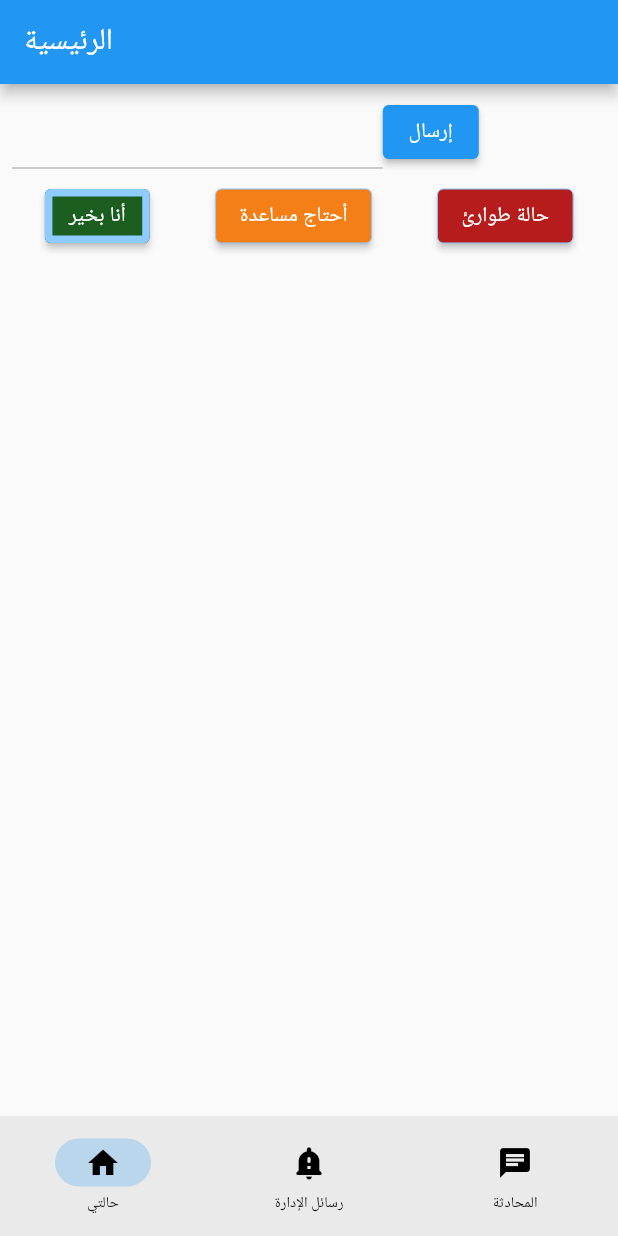
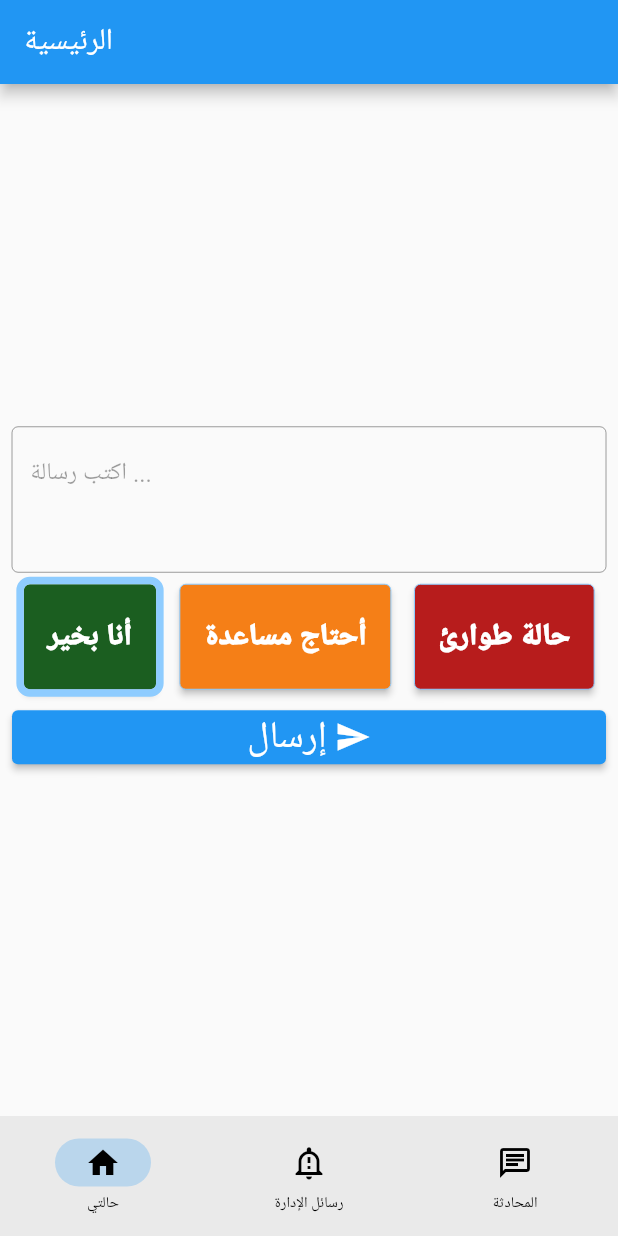
Before and after one commit to aaref-sh/wh, a Flutter app: the NavigationExample screen opened directly, on a phone screen of 412 x 824 dp. Run offline on Flutter 3.47's test engine with Material 2 defaults, Android fonts, the phone set to English and light mode, and no system bars; our stand-ins replace awesome_notifications, fluttertoast, latlong2, location, shared_preferences, sqflite and 1 more; missing offline and left inert: platform_device_id_v3, signalr_netcore, workmanager; accounts and stored records are empty.

Commit message:
finish stuff

```diff
--- a/lib/globals/resources.dart
+++ b/lib/globals/resources.dart
@@ -30,3 +30,5 @@ var resManagementMessages = 'رسائل الإدارة';
 var resChat = 'المحادثة';
 
 var resHome = 'الرئيسية';
+var resNoLocationProvided = 'لا يتوفر موقع';
+var resLicatingFailed = 'فشل تحديد الموقع';
--- a/lib/globals/variables.dart
+++ b/lib/globals/variables.dart
@@ -1,6 +1,6 @@
 import 'package:wh/all.dart';
 
-const String host = '10.0.2.2';
+const String host = '192.168.1.111';
 const String port = ':5000';
 const String hub = 'MessageHub';
 const String protocol = 'http';
--- a/lib/models/all.dart
+++ b/lib/models/all.dart
@@ -3,3 +3,4 @@ export './login_response.dart';
 export './geo_location.dart';
 export 'message.dart';
 export 'mobile_message.dart';
+export 'admin_message.dart';
--- a/lib/models/geo_location.dart
+++ b/lib/models/geo_location.dart
@@ -1,9 +1,13 @@
 class GeoLocation {
-  String latitude;
-  String longitude;
+  String? latitude;
+  String? longitude;
 
   GeoLocation(this.latitude, this.longitude);
 
   Map<String, dynamic> toJson() =>
       {'Latitude': latitude, 'Longitude': longitude};
+
+  static GeoLocation fromMap(Map<String, dynamic> m) {
+    return GeoLocation(m['latitude'], m['longitude']);
+  }
 }
--- a/lib/screens/home.dart
+++ b/lib/screens/home.dart
@@ -1,3 +1,5 @@
+import 'package:wh/screens/management_messages.dart';
+
 import '../all.dart';
 
 class HomePage extends StatelessWidget {
@@ -37,19 +39,20 @@ class _NavigationExampleState extends State<NavigationExample> {
             label: resMyStatus,
           ),
           NavigationDestination(
-            icon: Icon(Icons.notification_important_rounded),
+            icon: Icon(Icons.notification_important_outlined),
+            selectedIcon: Icon(Icons.notification_important_rounded),
             label: resManagementMessages,
           ),
           NavigationDestination(
-            selectedIcon: Icon(Icons.school),
-            icon: Icon(Icons.chat),
+            selectedIcon: Icon(Icons.chat),
+            icon: Icon(Icons.chat_outlined),
             label: resChat,
           ),
         ],
       ),
       body: <Widget>[
         const MyStatus(),
-        mapViewer(context),
+        const ManagementMessages(),
         const ChatScreen(),
       ][pageIndex],
     );
--- a/lib/screens/login.dart
+++ b/lib/screens/login.dart
@@ -91,7 +91,10 @@ class _LoginState extends State<Login> {
   void navigateToHome(context) {
     WidgetsBinding.instance.addPostFrameCallback((_) {
       Navigator.pushReplacement(
-          context, MaterialPageRoute(builder: (_) => const HomePage()));
+          context,
+          MaterialPageRoute(
+              builder: (_) => const Directionality(
+                  textDirection: TextDirection.rtl, child: HomePage())));
     });
   }
 }
--- a/lib/screens/my_status.dart
+++ b/lib/screens/my_status.dart
@@ -21,20 +21,22 @@ class _MyStatusState extends State<MyStatus> {
           padding: EdgeInsets.all(8),
           child: Column(
             children: [
+              Expanded(child: Container()),
               Row(
                 children: [
-                  SizedBox(
-                      width: MediaQuery.of(context).size.width * 0.6,
-                      child: TextField(
-                        enabled: state != States.ok,
-                        readOnly: state == States.ok,
-                        controller: tfcomment,
-                      )),
-                  ElevatedButton(
-                    child: Text(resSend),
-                    onPressed: () {
-                      sendStatus();
-                    },
+                  Expanded(
+                    child: TextField(
+                      decoration: InputDecoration(
+                        hintText: resTypeMessage,
+                        border: const OutlineInputBorder(),
+                      ),
+                      keyboardType: TextInputType.multiline,
+                      minLines: 3,
+                      maxLines: 6,
+                      enabled: state != States.ok,
+                      readOnly: state == States.ok,
+                      controller: tfcomment,
+                    ),
                   ),
                 ],
               ),
@@ -45,11 +47,15 @@ class _MyStatusState extends State<MyStatus> {
                   children: [
                     ElevatedButton(
                       style: ElevatedButton.styleFrom(
+                          minimumSize: Size(20, 70),
                           side: BorderSide(
+                              strokeAlign: BorderSide.strokeAlignOutside,
                               width: state == States.ok ? 5 : 0,
                               color: Color.fromARGB(255, 142, 204, 255)),
                           backgroundColor: Colors.green[900]),
-                      child: Text(resImOK),
+                      child: Text(resImOK,
+                          style: const TextStyle(
+                              fontSize: 20, fontWeight: FontWeight.w900)),
                       onPressed: () {
                         setState(() {
                           state = States.ok;
@@ -59,12 +65,16 @@ class _MyStatusState extends State<MyStatus> {
                     ),
                     ElevatedButton(
                       style: ElevatedButton.styleFrom(
+                        minimumSize: Size(20, 70),
                         side: BorderSide(
+                            strokeAlign: BorderSide.strokeAlignOutside,
                             width: state == States.needHelp ? 5 : 0,
                             color: Color.fromARGB(255, 142, 204, 255)),
                         backgroundColor: Colors.yellow[900],
                       ),
-                      child: Text(resINeedHelp),
+                      child: Text(resINeedHelp,
+                          style: const TextStyle(
+                              fontSize: 20, fontWeight: FontWeight.w900)),
                       onPressed: () {
                         setState(() {
                           state = States.needHelp;
@@ -73,11 +83,15 @@ class _MyStatusState extends State<MyStatus> {
                     ),
                     ElevatedButton(
                       style: ElevatedButton.styleFrom(
+                          minimumSize: Size(20, 70),
                           side: BorderSide(
+                              strokeAlign: BorderSide.strokeAlignOutside,
                               width: state == States.emergency ? 5 : 0,
                               color: Color.fromARGB(255, 142, 204, 255)),
                           backgroundColor: Colors.red[900]),
-                      child: Text(resEmergencyState),
+                      child: Text(resEmergencyState,
+                          style: const TextStyle(
+                              fontSize: 20, fontWeight: FontWeight.w900)),
                       onPressed: () {
                         setState(() {
                           state = States.emergency;
@@ -88,6 +102,22 @@ class _MyStatusState extends State<MyStatus> {
                   ],
                 ),
               ),
+              ElevatedButton(
+                child: Row(
+                  mainAxisAlignment: MainAxisAlignment.center,
+                  children: [
+                    Text(resSend, style: const TextStyle(fontSize: 25)),
+                    const Padding(
+                      padding: EdgeInsets.only(left: 5),
+                      child: Icon(Icons.send),
+                    )
+                  ],
+                ),
+                onPressed: () {
+                  sendStatus();
+                },
+              ),
+              Expanded(child: Container()),
             ],
           )),
     );
@@ -99,10 +129,16 @@ class _MyStatusState extends State<MyStatus> {
       showErrorMessage(context, resCommentIsRequiredMsg);
       return;
     }
-    var loc = GeoLocation(lastLocation?.latitude?.toString() ?? '',
-        lastLocation?.longitude?.toString() ?? '');
-    var message =
-        MobileMessage(DateTime.now().toUtc(), tfcomment.text, loc, state);
+    var loc = GeoLocation(
+      lastLocation?.latitude?.toString() ?? '',
+      lastLocation?.longitude?.toString() ?? '',
+    );
+    var message = MobileMessage(
+      DateTime.now().toUtc(),
+      tfcomment.text,
+      loc,
+      state,
+    );
 
     try {
       var body = jsonEncode(message);
```
Also changed, not shown: lib/models/admin_message.dart (added, +21 -0 lines), lib/screens/management_messages.dart (+81 -1 lines), lib/screens/map_viewer.dart (+77 -11 lines).
